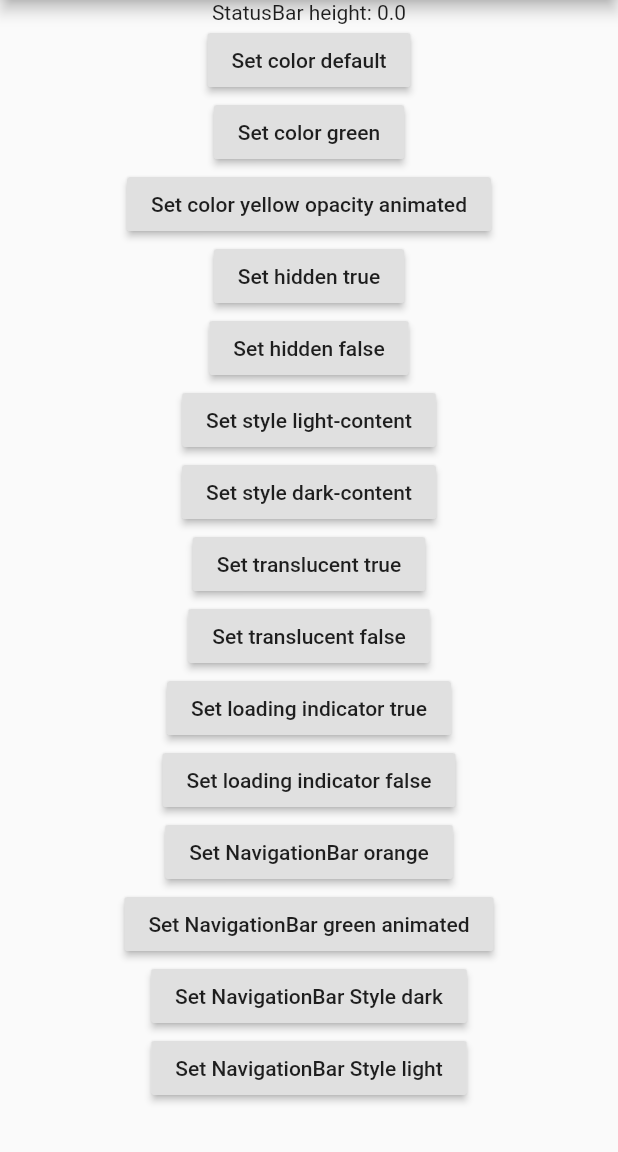
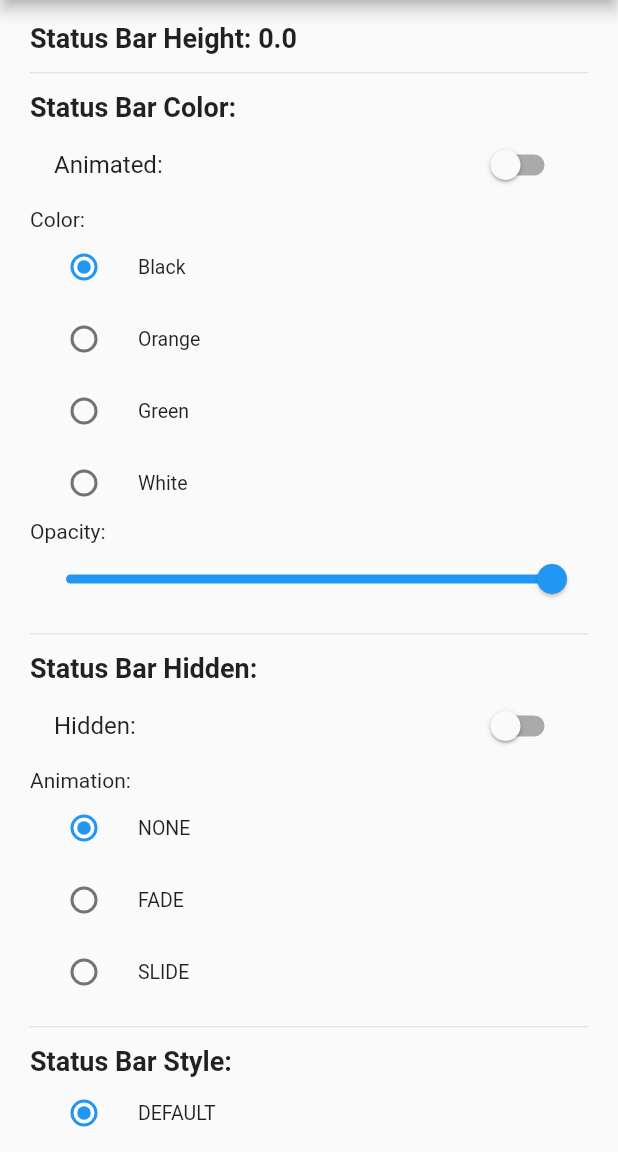
Before and after one commit to FooStudio/flutter_statusbar_manager, a Flutter app: the screen it shows after launch, on a phone screen of 412 x 824 dp, the part 84-1236 px from its top. Run offline on Flutter 3.47's test engine with Material 2 defaults, Android fonts, the phone set to English and light mode, and no system bars.

Commit message:
feat: updated examples

```diff
--- a/example/lib/main.dart
+++ b/example/lib/main.dart
@@ -7,12 +7,31 @@ import 'package:flutter_statusbar_manager/flutter_statusbar_manager.dart';
 void main() => runApp(new MyApp());
 
 class MyApp extends StatefulWidget {
+  MyApp();
+
+  factory MyApp.forDesignTime() {
+    // TODO: add arguments
+    return new MyApp();
+  }
+
   @override
   _MyAppState createState() => new _MyAppState();
 }
 
 class _MyAppState extends State<MyApp> {
   double _statusBarHeight = 0.0;
+  bool _statusBarColorAnimated = false;
+  Color _statusBarColor = Colors.black;
+  double _statusBarOpacity = 1.0;
+  bool _statusBarHidden = false;
+  StatusBarAnimation _statusBarAnimation = StatusBarAnimation.NONE;
+  StatusBarStyle _statusBarStyle = StatusBarStyle.DEFAULT;
+  bool _statusBarTranslucent = false;
+  bool _loadingIndicator = false;
+
+  bool _navBarColorAnimated = false;
+  Color _navBarColor = Colors.black;
+  NavigationBarStyle _navBarStyle = NavigationBarStyle.DEFAULT;
 
   @override
   void initState() {
@@ -36,6 +55,56 @@ class _MyAppState extends State<MyApp> {
     });
   }
 
+  Widget renderTitle(String text) {
+    final textStyle = TextStyle(fontSize: 18.0, fontWeight: FontWeight.bold);
+    return Text(text, style: textStyle);
+  }
+
+  void colorBarChanged(Color val) {
+    this.setState(() {
+      _statusBarColor = val;
+    });
+    updateStatusBar();
+  }
+
+  void updateStatusBar() {
+    FlutterStatusbarManager.setColor(
+        _statusBarColor.withOpacity(_statusBarOpacity),
+        animated: _statusBarColorAnimated);
+  }
+
+  void statusBarAnimationChanged(StatusBarAnimation val) {
+    this.setState(() {
+      _statusBarAnimation = val;
+    });
+  }
+
+  void statusBarStyleChanged(StatusBarStyle val) {
+    this.setState(() {
+      _statusBarStyle = val;
+    });
+    FlutterStatusbarManager.setStyle(val);
+  }
+
+  void colorNavBarChanged(Color val) {
+    this.setState(() {
+      _navBarColor = val;
+    });
+    updateNavBar();
+  }
+
+  void updateNavBar() {
+    FlutterStatusbarManager.setNavigationBarColor(_navBarColor,
+        animated: _navBarColorAnimated);
+  }
+
+  void navigationBarStyleChanged(NavigationBarStyle val) {
+    this.setState(() {
+      _navBarStyle = val;
+    });
+    FlutterStatusbarManager.setNavigationBarStyle(val);
+  }
+
   @override
   Widget build(BuildContext context) {
     return new MaterialApp(
@@ -43,101 +112,196 @@ class _MyAppState extends State<MyApp> {
         appBar: new AppBar(
           title: const Text('Statusbar Manager example'),
         ),
-        body: new Center(
-          child: new Column(
+        body: new Container(
+          child: new Scrollbar(
+            child: new ListView(
+              padding: EdgeInsets.symmetric(vertical: 15.0, horizontal: 20.0),
               children: <Widget>[
-              new Text("StatusBar height: $_statusBarHeight"),
-              RaisedButton(
-                child: Text("Set color default"),
-                onPressed: () {
-                  FlutterStatusbarManager.setColor(Colors.black.withOpacity(0.2));
+                renderTitle("Status Bar Height: $_statusBarHeight"),
+                Divider(height: 25.0),
+                renderTitle("Status Bar Color:"),
+                SwitchListTile(
+                  value: _statusBarColorAnimated,
+                  title: new Text("Animated:"),
+                  onChanged: (bool value) {
+                    this.setState(() {
+                      _statusBarColorAnimated = value;
+                    });
                   },
                 ),
-              RaisedButton(
-                child: Text("Set color green"),
-                onPressed: () {
-                  FlutterStatusbarManager.setColor(Colors.greenAccent);
+                Text("Color:"),
+                RadioListTile(
+                    value: Colors.black,
+                    title: Text("Black"),
+                    onChanged: colorBarChanged,
+                    dense: true,
+                    groupValue: _statusBarColor),
+                RadioListTile(
+                    value: Colors.orange,
+                    title: Text("Orange"),
+                    onChanged: colorBarChanged,
+                    dense: true,
+                    groupValue: _statusBarColor),
+                RadioListTile(
+                    value: Colors.greenAccent,
+                    title: Text("Green"),
+                    onChanged: colorBarChanged,
+                    dense: true,
+                    groupValue: _statusBarColor),
+                RadioListTile(
+                    value: Colors.white30,
+                    title: Text("White"),
+                    onChanged: colorBarChanged,
+                    dense: true,
+                    groupValue: _statusBarColor),
+                Text("Opacity:"),
+                Slider(
+                  value: _statusBarOpacity,
+                  min: 0.1,
+                  max: 1.0,
+                  onChanged: (double val) {
+                    this.setState(() {
+                      _statusBarOpacity = val;
+                    });
+                    updateStatusBar();
                   },
                 ),
-              RaisedButton(
-                child: Text("Set color yellow opacity animated"),
-                onPressed: () {
-                  FlutterStatusbarManager.setColor(Colors.yellow.withOpacity(0.5), animated: true);
+                Divider(height: 25.0),
+                renderTitle("Status Bar Hidden:"),
+                SwitchListTile(
+                  title: new Text("Hidden:"),
+                  value: _statusBarHidden,
+                  onChanged: (bool val) {
+                    this.setState(() {
+                      _statusBarHidden = val;
+                    });
+                    FlutterStatusbarManager.setHidden(_statusBarHidden,
+                        animation: _statusBarAnimation);
                   },
                 ),
-              RaisedButton(
-                child: Text("Set hidden true"),
-                onPressed: () {
-                  FlutterStatusbarManager.setHidden(true, animation: StatusBarAnimation.SLIDE);
+                Text("Animation:"),
+                RadioListTile(
+                    value: StatusBarAnimation.NONE,
+                    title: Text("NONE"),
+                    onChanged: statusBarAnimationChanged,
+                    dense: true,
+                    groupValue: _statusBarAnimation),
+                RadioListTile(
+                    value: StatusBarAnimation.FADE,
+                    title: Text("FADE"),
+                    onChanged: statusBarAnimationChanged,
+                    dense: true,
+                    groupValue: _statusBarAnimation),
+                RadioListTile(
+                    value: StatusBarAnimation.SLIDE,
+                    title: Text("SLIDE"),
+                    onChanged: statusBarAnimationChanged,
+                    dense: true,
+                    groupValue: _statusBarAnimation),
+                Divider(height: 25.0),
+                renderTitle("Status Bar Style:"),
+                RadioListTile(
+                    value: StatusBarStyle.DEFAULT,
+                    title: Text("DEFAULT"),
+                    onChanged: statusBarStyleChanged,
+                    dense: true,
+                    groupValue: _statusBarStyle),
+                RadioListTile(
+                    value: StatusBarStyle.LIGHT_CONTENT,
+                    title: Text("LIGHT_CONTENT"),
+                    onChanged: statusBarStyleChanged,
+                    dense: true,
+                    groupValue: _statusBarStyle),
+                RadioListTile(
+                    value: StatusBarStyle.DARK_CONTENT,
+                    title: Text("DARK_CONTENT"),
+                    onChanged: statusBarStyleChanged,
+                    dense: true,
+                    groupValue: _statusBarStyle),
+                Divider(height: 25.0),
+                renderTitle("Status Bar Translucent:"),
+                SwitchListTile(
+                  title: new Text("Translucent:"),
+                  value: _statusBarTranslucent,
+                  onChanged: (bool val) {
+                    this.setState(() {
+                      _statusBarTranslucent = val;
+                    });
+                    FlutterStatusbarManager
+                        .setTranslucent(_statusBarTranslucent);
                   },
                 ),
-              RaisedButton(
-                child: Text("Set hidden false"),
-                onPressed: () {
-                  FlutterStatusbarManager.setHidden(false, animation: StatusBarAnimation.SLIDE);
+                Divider(height: 25.0),
+                renderTitle("Status Bar Loading Indicator:"),
+                SwitchListTile(
+                  title: new Text("Indicator:"),
+                  value: _loadingIndicator,
+                  onChanged: (bool val) {
+                    this.setState(() {
+                      _loadingIndicator = val;
+                    });
+                    FlutterStatusbarManager
+                        .setNetworkActivityIndicatorVisible(_loadingIndicator);
                   },
                 ),
-              RaisedButton(
-                child: Text("Set style light-content"),
-                onPressed: () {
-                  FlutterStatusbarManager.setStyle(StatusBarStyle.LIGHT_CONTENT);
+                Divider(height: 25.0),
+                renderTitle("Navigation Bar Color:"),
+                SwitchListTile(
+                  value: _navBarColorAnimated,
+                  title: new Text("Animated:"),
+                  onChanged: (bool value) {
+                    this.setState(() {
+                      _navBarColorAnimated = value;
+                    });
                   },
                 ),
-              RaisedButton(
-                child: Text("Set style dark-content"),
-                onPressed: () {
-                  FlutterStatusbarManager.setStyle(StatusBarStyle.DARK_CONTENT);
-                },
+                Text("Color:"),
+                RadioListTile(
+                    value: Colors.black,
+                    title: Text("Black"),
+                    onChanged: colorNavBarChanged,
+                    dense: true,
+                    groupValue: _navBarColor),
+                RadioListTile(
+                    value: Colors.orange,
+                    title: Text("Orange"),
+                    onChanged: colorNavBarChanged,
+                    dense: true,
+                    groupValue: _navBarColor),
+                RadioListTile(
+                    value: Colors.greenAccent,
+                    title: Text("Green"),
+                    onChanged: colorNavBarChanged,
+                    dense: true,
+                    groupValue: _navBarColor),
+                RadioListTile(
+                    value: Colors.white12,
+                    title: Text("white"),
+                    onChanged: colorNavBarChanged,
+                    dense: true,
+                    groupValue: _navBarColor),
+                Divider(height: 25.0),
+                renderTitle("Navigation Bar Style:"),
+                RadioListTile(
+                    value: NavigationBarStyle.DEFAULT,
+                    title: Text("DEFAULT"),
+                    onChanged: navigationBarStyleChanged,
+                    dense: true,
+                    groupValue: _navBarStyle),
+                RadioListTile(
+                    value: NavigationBarStyle.LIGHT,
+                    title: Text("LIGHT"),
+                    onChanged: navigationBarStyleChanged,
+                    dense: true,
+                    groupValue: _navBarStyle),
+                RadioListTile(
+                    value: NavigationBarStyle.DARK,
+                    title: Text("DARK"),
+                    onChanged: navigationBarStyleChanged,
+                    dense: true,
+                    groupValue: _navBarStyle),
+              ],
             ),
-              RaisedButton(
-                child: Text("Set translucent true"),
-                onPressed: () {
-                  FlutterStatusbarManager.setTranslucent(true);
-                },
-              ),
-              RaisedButton(
-                child: Text("Set translucent false"),
-                onPressed: () {
-                  FlutterStatusbarManager.setTranslucent(false);
-                },
-              ),
-              RaisedButton(
-                child: Text("Set loading indicator true"),
-                onPressed: () {
-                  FlutterStatusbarManager.setNetworkActivityIndicatorVisible(true);
-                },
-              ),
-              RaisedButton(
-                child: Text("Set loading indicator false"),
-                onPressed: () {
-                  FlutterStatusbarManager.setNetworkActivityIndicatorVisible(false);
-                },
-              ),
-              RaisedButton(
-                child: Text("Set NavigationBar orange"),
-                onPressed: () {
-                  FlutterStatusbarManager.setNavigationBarColor(Colors.orange);
-                },
-              ),
-              RaisedButton(
-                child: Text("Set NavigationBar green animated"),
-                onPressed: () {
-                  FlutterStatusbarManager.setNavigationBarColor(Colors.green, animated: true);
-                },
-              ),
-              RaisedButton(
-                child: Text("Set NavigationBar Style dark"),
-                onPressed: () {
-                  FlutterStatusbarManager.setNavigationBarStyle(NavigationBarStyle.DARK);
-                },
-              ),
-              RaisedButton(
-                child: Text("Set NavigationBar Style light"),
-                onPressed: () {
-                  FlutterStatusbarManager.setNavigationBarStyle(NavigationBarStyle.LIGHT);
-                },
-              )
-            ],
           ),
         ),
       ),
--- a/pubspec.yaml
+++ b/pubspec.yaml
@@ -1,6 +1,6 @@
 name: flutter_statusbar_manager
-description: Flutter Statusbar Manager
-version: 0.0.2
+description: Flutter Statusbar Manager, lets you control the status bar color, style (theme), visibility, and translucent properties across iOS and Android. With some added bonus ofr Android to control the Navigation Bar.
+version: 0.0.3
 author: Mendieta <mendieta@foostudio.mx>
 homepage: https://github.com/FooStudio/flutter_statusbar_manager
 
```
Also changed, not shown: lib/flutter_statusbar_manager.dart (+22 -11 lines), 1 other file. Lines whose indentation alone changed are shown as unchanged.
